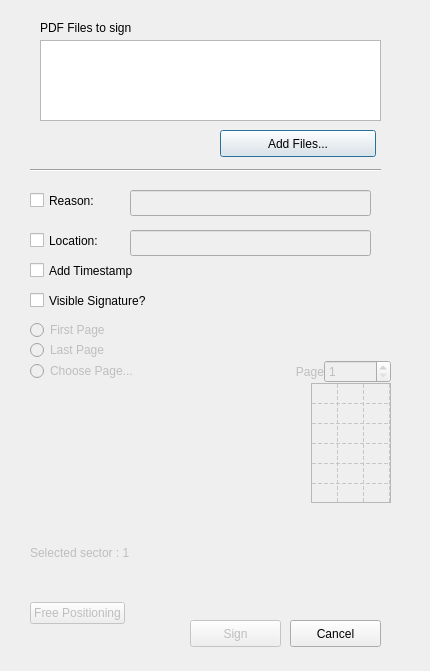
Old version of the form pteid-mw-pt/_src/eidmw/eidgui/PDFSignWindow.ui in the repository amagovpt/autenticacao.gov.
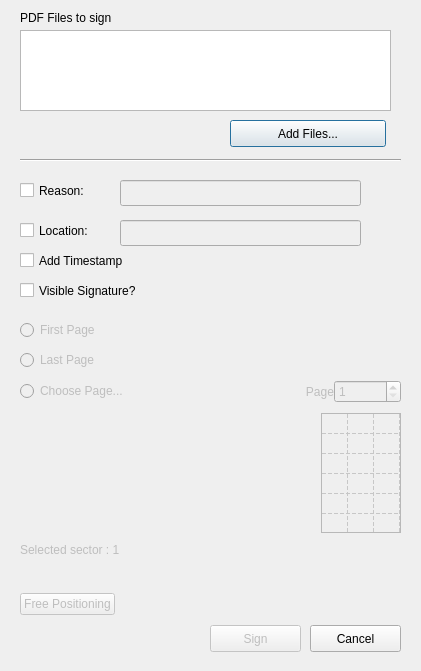
New version of the form. Custom widgets are drawn as their Qt base class.

Commit message: Layout adjustments for MacOS

Diff of the .ui file:
```diff
--- a/pteid-mw-pt/_src/eidmw/eidgui/PDFSignWindow.ui
+++ b/pteid-mw-pt/_src/eidmw/eidgui/PDFSignWindow.ui
@@ -6,7 +6,7 @@
    <rect>
     <x>0</x>
     <y>0</y>
-    <width>430</width>
+    <width>421</width>
     <height>671</height>
    </rect>
   </property>
@@ -22,9 +22,9 @@
   <widget class="QWidget" name="centralwidget" native="true">
    <property name="geometry">
     <rect>
-     <x>-10</x>
-     <y>10</y>
-     <width>411</width>
+     <x>10</x>
+     <y>0</y>
+     <width>410</width>
      <height>671</height>
     </rect>
    </property>
@@ -37,7 +37,7 @@
    <widget class="QCheckBox" name="visible_checkBox">
     <property name="geometry">
      <rect>
-      <x>40</x>
+      <x>10</x>
       <y>280</y>
       <width>351</width>
       <height>21</height>
@@ -50,7 +50,7 @@
    <widget class="QPushButton" name="button_addfile">
     <property name="geometry">
      <rect>
-      <x>230</x>
+      <x>220</x>
       <y>120</y>
       <width>156</width>
       <height>27</height>
@@ -69,9 +69,9 @@
    <widget class="MyListView" name="pdf_listview">
     <property name="geometry">
      <rect>
-      <x>50</x>
+      <x>10</x>
       <y>30</y>
-      <width>341</width>
+      <width>371</width>
       <height>81</height>
      </rect>
     </property>
@@ -79,7 +79,7 @@
    <widget class="QLabel" name="label_3">
     <property name="geometry">
      <rect>
-      <x>50</x>
+      <x>10</x>
       <y>10</y>
       <width>341</width>
       <height>16</height>
@@ -95,7 +95,7 @@
     </property>
     <property name="geometry">
      <rect>
-      <x>140</x>
+      <x>110</x>
       <y>180</y>
       <width>241</width>
       <height>26</height>
@@ -108,7 +108,7 @@
     </property>
     <property name="geometry">
      <rect>
-      <x>140</x>
+      <x>110</x>
       <y>220</y>
       <width>241</width>
       <height>26</height>
@@ -118,10 +118,10 @@
    <widget class="QWidget" name="verticalLayoutWidget">
     <property name="geometry">
      <rect>
-      <x>40</x>
+      <x>10</x>
       <y>310</y>
-      <width>361</width>
-      <height>304</height>
+      <width>381</width>
+      <height>321</height>
      </rect>
     </property>
     <layout class="QVBoxLayout" name="verticalLayout">
@@ -326,9 +326,24 @@
        <property name="enabled">
         <bool>false</bool>
        </property>
+       <property name="sizePolicy">
+        <sizepolicy hsizetype="Preferred" vsizetype="Fixed">
+         <horstretch>0</horstretch>
+         <verstretch>0</verstretch>
+        </sizepolicy>
+       </property>
+       <property name="minimumSize">
+        <size>
+         <width>0</width>
+         <height>40</height>
+        </size>
+       </property>
        <property name="text">
         <string>Selected sector : 1</string>
        </property>
+       <property name="alignment">
+        <set>Qt::AlignLeading|Qt::AlignLeft|Qt::AlignTop</set>
+       </property>
       </widget>
      </item>
      <item>
@@ -356,7 +371,7 @@
     <property name="geometry">
      <rect>
       <x>300</x>
-      <y>610</y>
+      <y>625</y>
       <width>91</width>
       <height>27</height>
      </rect>
@@ -368,7 +383,7 @@
    <widget class="QCheckBox" name="checkBox_reason">
     <property name="geometry">
      <rect>
-      <x>40</x>
+      <x>10</x>
       <y>180</y>
       <width>111</width>
       <height>21</height>
@@ -381,7 +396,7 @@
    <widget class="QCheckBox" name="checkBox_location">
     <property name="geometry">
      <rect>
-      <x>40</x>
+      <x>10</x>
       <y>220</y>
       <width>111</width>
       <height>21</height>
@@ -394,9 +409,9 @@
    <widget class="Line" name="line">
     <property name="geometry">
      <rect>
-      <x>40</x>
+      <x>10</x>
       <y>150</y>
-      <width>351</width>
+      <width>381</width>
       <height>20</height>
      </rect>
     </property>
@@ -407,7 +422,7 @@
    <widget class="QCheckBox" name="timestamp_checkBox">
     <property name="geometry">
      <rect>
-      <x>40</x>
+      <x>10</x>
       <y>250</y>
       <width>351</width>
       <height>21</height>
@@ -424,7 +439,7 @@
     <property name="geometry">
      <rect>
       <x>200</x>
-      <y>610</y>
+      <y>625</y>
       <width>91</width>
       <height>27</height>
      </rect>
```
The commit also changes 1 other file.
